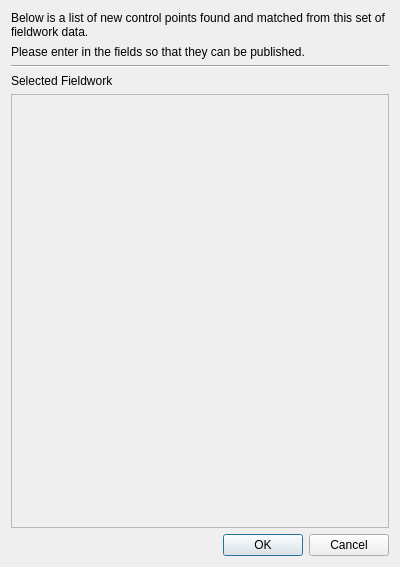
This is fieldworkimport/resources/ui/publish_controls_ui.ui in Don-More-Surveys-Engineering-Ltd/fieldworkimport as Qt 5 draws it before an edit. The edited form follows.
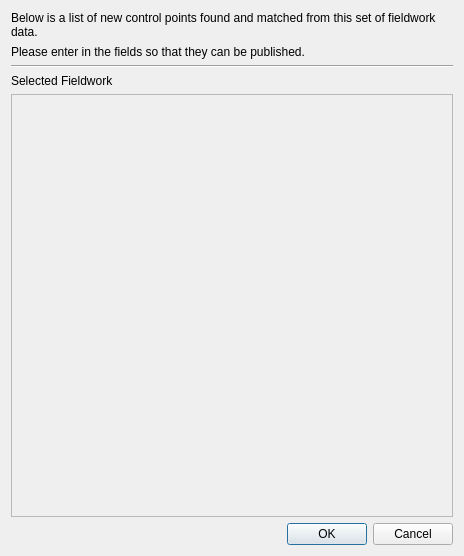
This is the edited form. Custom widgets are drawn as their Qt base class.

```diff
--- a/fieldworkimport/resources/ui/publish_controls_ui.ui
+++ b/fieldworkimport/resources/ui/publish_controls_ui.ui
@@ -9,8 +9,8 @@
    <rect>
     <x>0</x>
     <y>0</y>
-    <width>400</width>
-    <height>567</height>
+    <width>464</width>
+    <height>556</height>
    </rect>
   </property>
   <property name="windowTitle">
@@ -65,8 +65,8 @@
        <rect>
         <x>0</x>
         <y>0</y>
-        <width>380</width>
-        <height>428</height>
+        <width>444</width>
+        <height>431</height>
        </rect>
       </property>
       <layout class="QVBoxLayout" name="verticalLayout_2">
```
